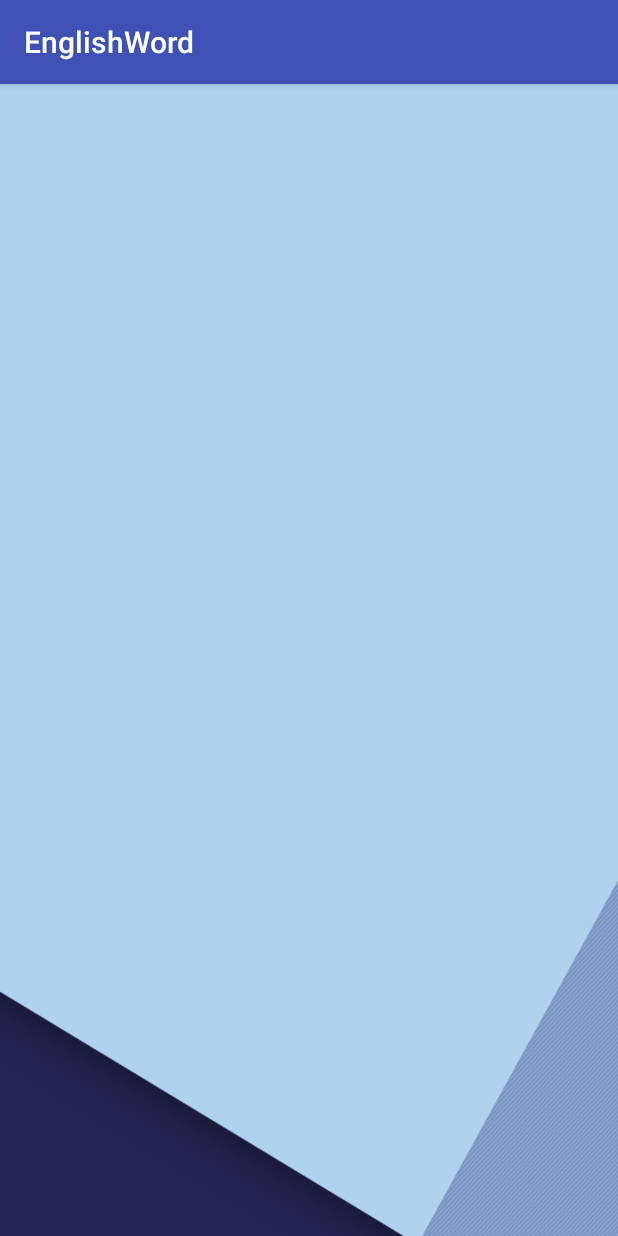
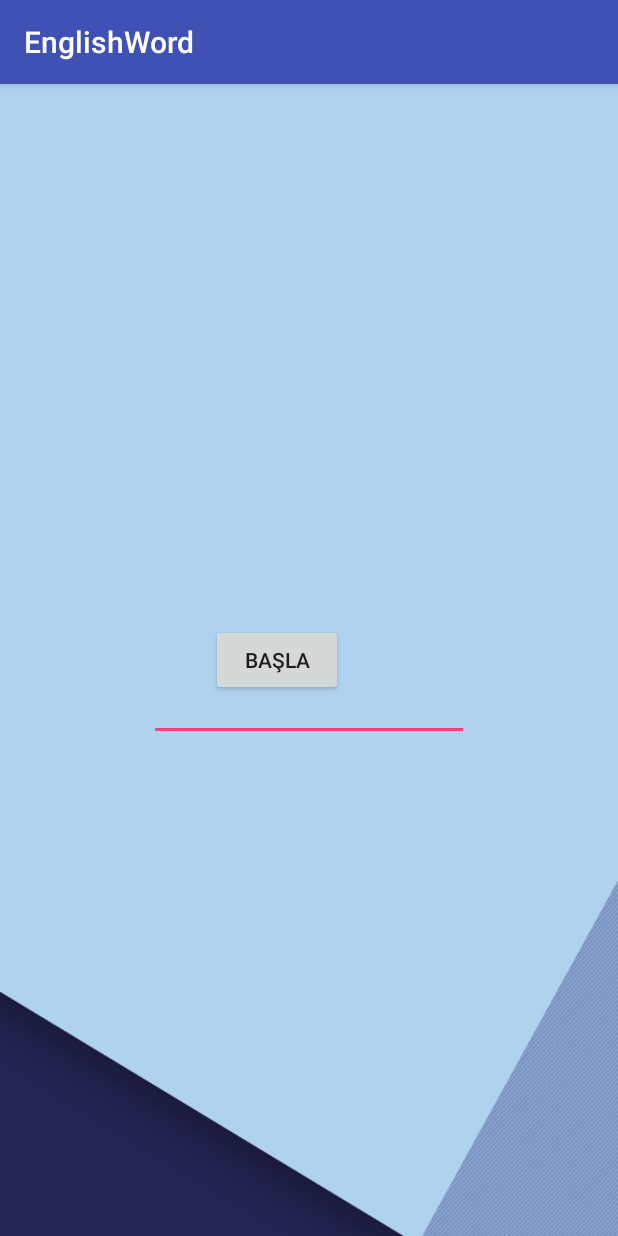
Before and after one commit to serapkarhan07/EnglishWordApp, an Android app: the yazFirst screen opened directly, with no data from a screen before it, on a phone screen of 412 x 824 dp. Run offline under Robolectric (Android 15) with nearby library versions, the light colour scheme and no system bars; our stand-ins replace Firebase (no records; nobody signed in at launch, a user with empty details on screens opened directly).

Commit message:
düzeltme

```diff
--- a/app/src/main/java/com/example/sony/englishword/yazFirst.java
+++ b/app/src/main/java/com/example/sony/englishword/yazFirst.java
@@ -1,13 +1,70 @@
 package com.example.sony.englishword;
 
+import android.os.Bundle;
 import android.support.v7.app.AppCompatActivity;
-import android.os.Bundle;
+import android.view.View;
+import android.widget.Button;
+import android.widget.EditText;
+import android.widget.TextView;
+
+import com.google.firebase.database.DataSnapshot;
+import com.google.firebase.database.DatabaseError;
+import com.google.firebase.database.DatabaseReference;
+import com.google.firebase.database.FirebaseDatabase;
+import com.google.firebase.database.ValueEventListener;
 
 public class yazFirst extends AppCompatActivity {
 
+    DatabaseReference oku,okuu;
+    TextView t1;
+    EditText e1;
+    Button b1;
+    String Englih="";
+    int sayac=0,id=0;
+    boolean dogru=true;
     @Override
     protected void onCreate(Bundle savedInstanceState) {
         super.onCreate(savedInstanceState);
         setContentView(R.layout.activity_yaz_first);
+
+
+        t1=(TextView)findViewById(R.id.t1);
+        e1=(EditText)findViewById(R.id.e1);
+        b1=(Button)findViewById(R.id.onay);
+
+
+
+        b1.setOnClickListener(new View.OnClickListener() {
+            @Override
+            public void onClick(View v){
+
+
+                if(Englih.equals(e1.getText().toString())){
+                    dogru=true;
+                    e1.setText("");
+                }
+                if(dogru==true) {
+                    sayac++;
+                    oku = FirebaseDatabase.getInstance().getReference().child("users").child(String.valueOf(sayac));
+                    ValueEventListener dinle = new ValueEventListener() {
+                        @Override
+                        public void onDataChange(DataSnapshot dataSnapshot) {
+                            Users kullanici = new Users();
+                            kullanici = dataSnapshot.getValue(Users.class);
+                            t1.setText(kullanici.tr);
+                            Englih=kullanici.en;
+
+                        }
+                        @Override
+                        public void onCancelled(DatabaseError databaseError) {
+                        }
+                    };
+                    oku.addValueEventListener(dinle);
+                    dogru=false;
+                }
+
+            }
+        });
+
     }
 }
--- a/app/src/main/res/layout/activity_yaz_first.xml
+++ b/app/src/main/res/layout/activity_yaz_first.xml
@@ -6,5 +6,37 @@
     android:layout_height="match_parent"
     android:background="@drawable/backgroundnew"
     tools:context="com.example.sony.englishword.yazFirst">
+    <TextView
+        android:id="@+id/t1"
+        android:layout_width="132dp"
+        android:layout_height="0dp"
+        android:layout_marginBottom="53dp"
+        android:layout_marginEnd="136dp"
+        android:layout_marginTop="50dp"
+        app:layout_constraintBottom_toTopOf="@+id/e1"
+        app:layout_constraintEnd_toEndOf="parent"
+        app:layout_constraintTop_toTopOf="parent" />
+
+    <EditText
+        android:id="@+id/e1"
+        android:layout_width="wrap_content"
+        android:layout_height="wrap_content"
+        android:layout_marginBottom="330dp"
+        android:ems="10"
+        android:inputType="textPersonName"
+        app:layout_constraintBottom_toBottomOf="parent"
+        app:layout_constraintLeft_toLeftOf="parent"
+        app:layout_constraintRight_toRightOf="parent"
+        app:layout_constraintTop_toBottomOf="@+id/t1" />
+
+    <Button
+        android:id="@+id/onay"
+        android:layout_width="wrap_content"
+        android:layout_height="wrap_content"
+        android:layout_marginStart="41dp"
+        android:text="Başla"
+        app:layout_constraintBottom_toBottomOf="parent"
+        app:layout_constraintStart_toStartOf="@+id/e1"
+        app:layout_constraintTop_toTopOf="parent" />
 
 </android.support.constraint.ConstraintLayout>
--- a/build.gradle
+++ b/build.gradle
@@ -1,4 +1,4 @@
-// Top-level build file where you can add configuration options common to all sub-projects/modules.
+/* Top-level build file where you can add configuration options common to all sub-projects/modules. */
 
 buildscript {
     repositories {
```
